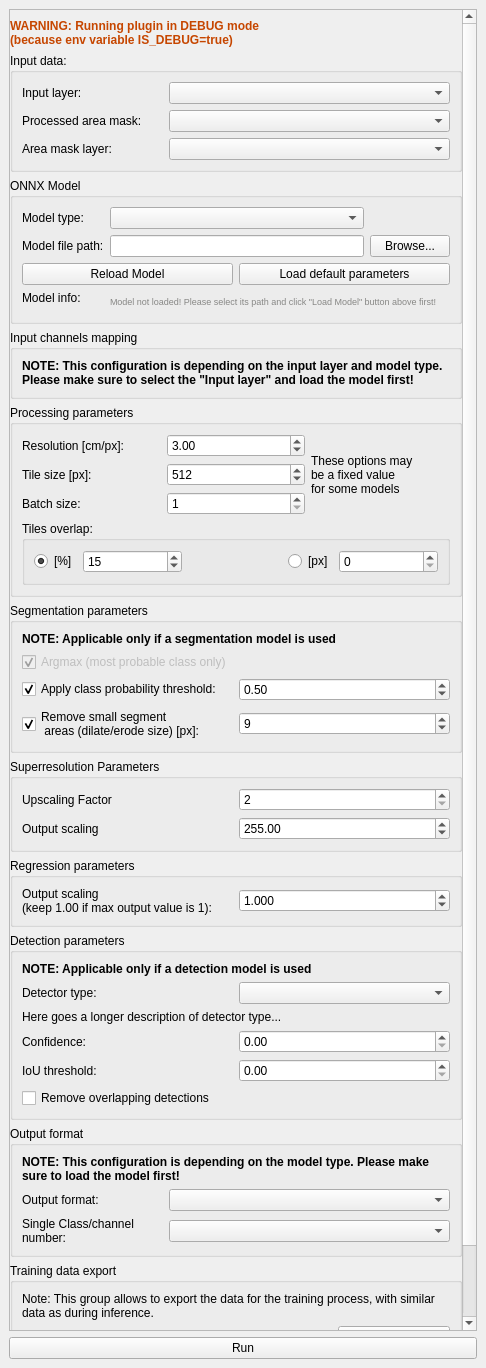
Before: the Qt Designer form src/deepness/deepness_dockwidget.ui in PUTvision/qgis-plugin-deepness, drawn with Qt 5.
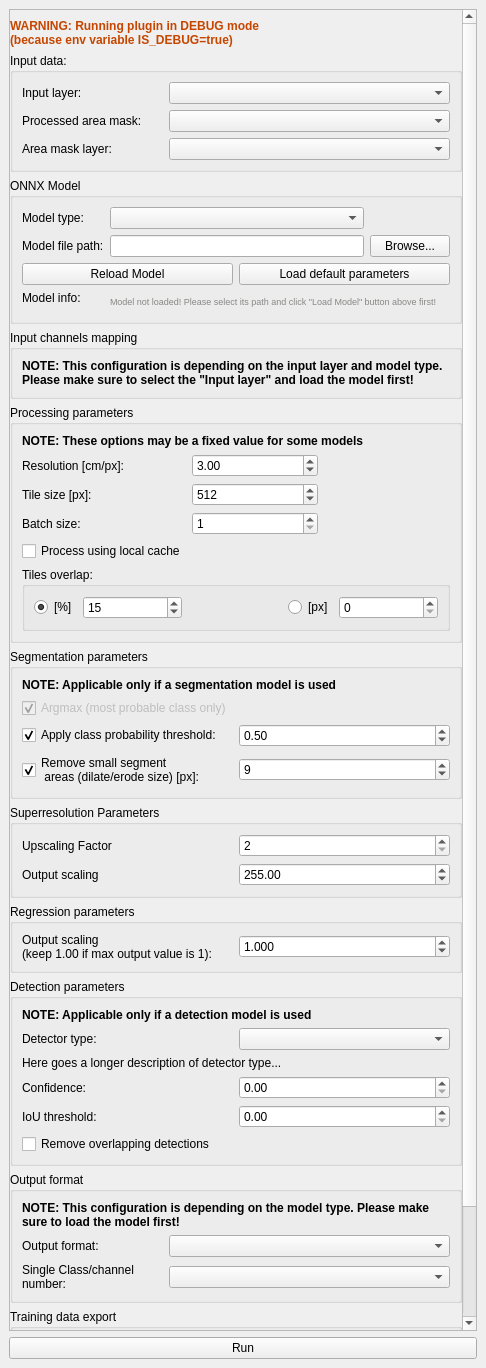
After: the same form once the commit is applied. Custom widgets are drawn as their Qt base class.

Commit message: Add checkBox_local_cache param to UI

```diff
--- a/src/deepness/deepness_dockwidget.ui
+++ b/src/deepness/deepness_dockwidget.ui
@@ -26,7 +26,7 @@
          <x>0</x>
          <y>0</y>
          <width>452</width>
-         <height>1569</height>
+         <height>1621</height>
         </rect>
        </property>
        <layout class="QVBoxLayout" name="verticalLayout_3">
@@ -265,40 +265,7 @@
            <string>Processing parameters</string>
           </property>
           <layout class="QGridLayout" name="gridLayout_8">
-           <item row="0" column="1">
-            <widget class="QDoubleSpinBox" name="doubleSpinBox_resolution_cm_px">
-             <property name="toolTip">
-              <string>&lt;html&gt;&lt;head/&gt;&lt;body&gt;&lt;p&gt;Defines the processing resolution of the &amp;quot;Input layer&amp;quot;.&lt;/p&gt;&lt;p&gt;&lt;br/&gt;&lt;/p&gt;&lt;p&gt;Determines the resolution of images fed into the model, allowing to scale the input images.&lt;/p&gt;&lt;p&gt;Should be similar as the resolution used to train the model.&lt;/p&gt;&lt;/body&gt;&lt;/html&gt;</string>
-             </property>
-             <property name="decimals">
-              <number>2</number>
-             </property>
-             <property name="minimum">
-              <double>0.000000000000000</double>
-             </property>
-             <property name="maximum">
-              <double>999999.000000000000000</double>
-             </property>
-             <property name="value">
-              <double>3.000000000000000</double>
-             </property>
-            </widget>
-           </item>
-           <item row="1" column="0">
-            <widget class="QLabel" name="label_8">
-             <property name="text">
-              <string>Tile size [px]:</string>
-             </property>
-            </widget>
-           </item>
-           <item row="0" column="0">
-            <widget class="QLabel" name="label">
-             <property name="text">
-              <string>Resolution [cm/px]:</string>
-             </property>
-            </widget>
-           </item>
-           <item row="4" column="0" colspan="3">
+           <item row="6" column="0" colspan="3">
             <widget class="QGroupBox" name="groupBox">
              <property name="title">
               <string>Tiles overlap:</string>
@@ -381,7 +348,7 @@
              </layout>
             </widget>
            </item>
-           <item row="1" column="1">
+           <item row="2" column="1">
             <widget class="QSpinBox" name="spinBox_tileSize_px">
              <property name="enabled">
               <bool>true</bool>
@@ -397,14 +364,64 @@
              </property>
             </widget>
            </item>
+           <item row="1" column="1">
+            <widget class="QDoubleSpinBox" name="doubleSpinBox_resolution_cm_px">
+             <property name="toolTip">
+              <string>&lt;html&gt;&lt;head/&gt;&lt;body&gt;&lt;p&gt;Defines the processing resolution of the &amp;quot;Input layer&amp;quot;.&lt;/p&gt;&lt;p&gt;&lt;br/&gt;&lt;/p&gt;&lt;p&gt;Determines the resolution of images fed into the model, allowing to scale the input images.&lt;/p&gt;&lt;p&gt;Should be similar as the resolution used to train the model.&lt;/p&gt;&lt;/body&gt;&lt;/html&gt;</string>
+             </property>
+             <property name="decimals">
+              <number>2</number>
+             </property>
+             <property name="minimum">
+              <double>0.000000000000000</double>
+             </property>
+             <property name="maximum">
+              <double>999999.000000000000000</double>
+             </property>
+             <property name="value">
+              <double>3.000000000000000</double>
+             </property>
+            </widget>
+           </item>
            <item row="2" column="0">
+            <widget class="QLabel" name="label_8">
+             <property name="text">
+              <string>Tile size [px]:</string>
+             </property>
+            </widget>
+           </item>
+           <item row="1" column="0">
+            <widget class="QLabel" name="label">
+             <property name="text">
+              <string>Resolution [cm/px]:</string>
+             </property>
+            </widget>
+           </item>
+           <item row="0" column="0" colspan="3">
+            <widget class="QLabel" name="label_13">
+             <property name="font">
+              <font>
+               <weight>75</weight>
+               <italic>false</italic>
+               <bold>true</bold>
+              </font>
+             </property>
+             <property name="text">
+              <string>NOTE: These options may be a fixed value for some models</string>
+             </property>
+             <property name="wordWrap">
+              <bool>true</bool>
+             </property>
+            </widget>
+           </item>
+           <item row="3" column="0">
             <widget class="QLabel" name="label_19">
              <property name="text">
               <string>Batch size:</string>
              </property>
             </widget>
            </item>
-           <item row="2" column="1">
+           <item row="3" column="1">
             <widget class="QSpinBox" name="spinBox_batchSize">
              <property name="toolTip">
               <string>&lt;html&gt;&lt;head/&gt;&lt;body&gt;&lt;p&gt;The size of the data batch in the model.&lt;/p&gt;&lt;p&gt;The size depends on the computing resources, in particular the available RAM / GPU memory.&lt;/p&gt;&lt;/body&gt;&lt;/html&gt;</string>
@@ -417,12 +434,13 @@
              </property>
             </widget>
            </item>
-           <item row="0" column="2" rowspan="3">
-            <widget class="QLabel" name="label_13">
+           <item row="4" column="0">
+            <widget class="QCheckBox" name="checkBox_local_cache">
+             <property name="toolTip">
+              <string>&lt;html&gt;&lt;head/&gt;&lt;body&gt;&lt;p&gt;If True, local memory caching is performed - this is helpful when large area maps are processed, but is probably slower than processing in RAM.&lt;/p&gt;&lt;p&gt;&lt;br/&gt;&lt;/p&gt;&lt;/body&gt;&lt;/html&gt;</string>
+             </property>
              <property name="text">
-              <string>These options may
-be a fixed value
-for some models</string>
+              <string>Process using local cache</string>
              </property>
             </widget>
            </item>
```
Left out of the diff: 40 changed lines with no effect on the pictures.
